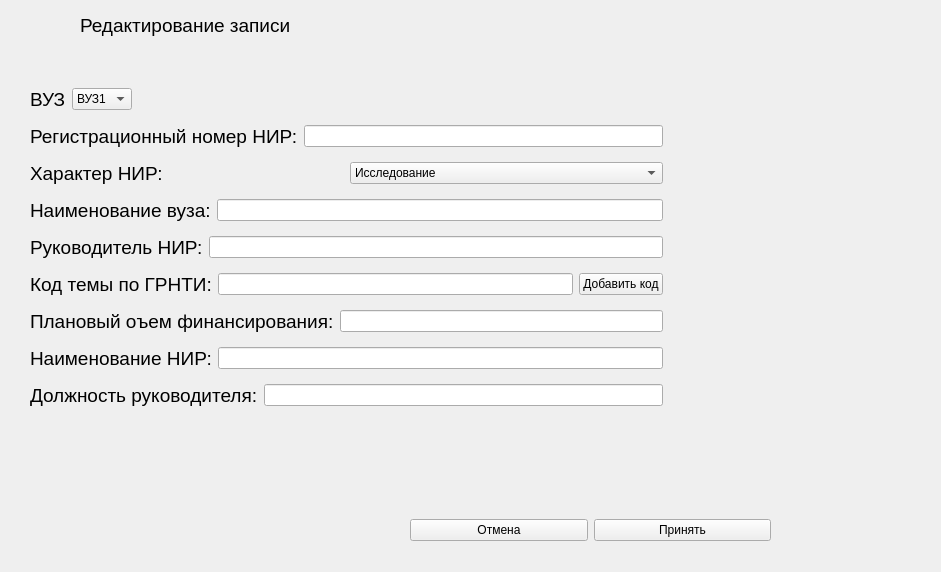
First picture: the form in UI/uis/change_record_nir.ui, repository yurchest/SUBD, before the edit.
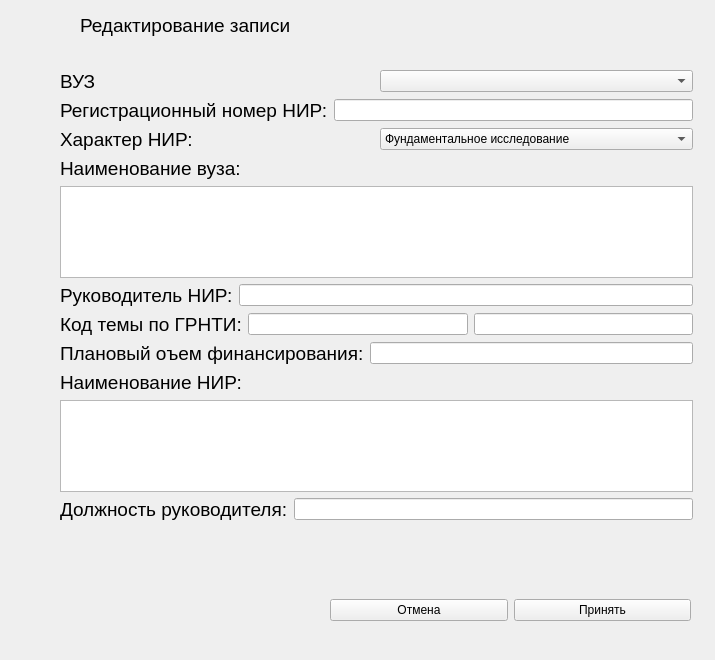
Second picture: the form after the edit.

Commit message: start adding edit records

Diff of the .ui file:
```diff
--- a/UI/uis/change_record_nir.ui
+++ b/UI/uis/change_record_nir.ui
@@ -6,8 +6,8 @@
    <rect>
     <x>0</x>
     <y>0</y>
-    <width>941</width>
-    <height>572</height>
+    <width>715</width>
+    <height>660</height>
    </rect>
   </property>
   <property name="windowTitle">
@@ -34,10 +34,10 @@
   <widget class="QWidget" name="verticalLayoutWidget">
    <property name="geometry">
     <rect>
-     <x>30</x>
-     <y>80</y>
+     <x>60</x>
+     <y>70</y>
      <width>633</width>
-     <height>341</height>
+     <height>451</height>
     </rect>
    </property>
    <layout class="QVBoxLayout" name="verticalLayout">
@@ -56,26 +56,7 @@
        </widget>
       </item>
       <item>
-       <widget class="QComboBox" name="comboBox_2">
-        <item>
-         <property name="text">
-          <string>ВУЗ1</string>
-         </property>
-        </item>
-       </widget>
-      </item>
-      <item>
-       <spacer name="horizontalSpacer">
-        <property name="orientation">
-         <enum>Qt::Horizontal</enum>
-        </property>
-        <property name="sizeHint" stdset="0">
-         <size>
-          <width>40</width>
-          <height>20</height>
-         </size>
-        </property>
-       </spacer>
+       <widget class="QComboBox" name="comboBox_2"/>
       </item>
      </layout>
     </item>
@@ -126,7 +107,7 @@
        <widget class="QComboBox" name="comboBox">
         <item>
          <property name="text">
-          <string>Исследование</string>
+          <string>Фундаментальное исследование</string>
          </property>
         </item>
         <item>
@@ -157,24 +138,11 @@
         </property>
        </widget>
       </item>
-      <item>
-       <widget class="QLineEdit" name="lineEdit_3">
-        <property name="enabled">
-         <bool>true</bool>
-        </property>
-        <property name="minimumSize">
-         <size>
-          <width>0</width>
-          <height>0</height>
-         </size>
-        </property>
-        <property name="text">
-         <string/>
-        </property>
-       </widget>
-      </item>
      </layout>
     </item>
+    <item>
+     <widget class="QTextEdit" name="textEdit"/>
+    </item>
     <item>
      <layout class="QHBoxLayout" name="horizontalLayout_8">
       <item>
@@ -238,9 +206,18 @@
        </widget>
       </item>
       <item>
-       <widget class="QPushButton" name="pushButton">
+       <widget class="QLineEdit" name="lineEdit_9">
+        <property name="enabled">
+         <bool>true</bool>
+        </property>
+        <property name="minimumSize">
+         <size>
+          <width>0</width>
+          <height>0</height>
+         </size>
+        </property>
         <property name="text">
-         <string>Добавить код</string>
+         <string/>
         </property>
        </widget>
       </item>
@@ -292,24 +269,11 @@
         </property>
        </widget>
       </item>
-      <item>
-       <widget class="QLineEdit" name="lineEdit_6">
-        <property name="enabled">
-         <bool>true</bool>
-        </property>
-        <property name="minimumSize">
-         <size>
-          <width>0</width>
-          <height>0</height>
-         </size>
-        </property>
-        <property name="text">
-         <string/>
-        </property>
-       </widget>
-      </item>
      </layout>
     </item>
+    <item>
+     <widget class="QTextEdit" name="textEdit_2"/>
+    </item>
     <item>
      <layout class="QHBoxLayout" name="horizontalLayout_9">
       <item>
@@ -347,8 +311,8 @@
   <widget class="QWidget" name="horizontalLayoutWidget_10">
    <property name="geometry">
     <rect>
-     <x>410</x>
-     <y>510</y>
+     <x>330</x>
+     <y>590</y>
      <width>361</width>
      <height>41</height>
     </rect>
```
The commit also changes 5 other files.
